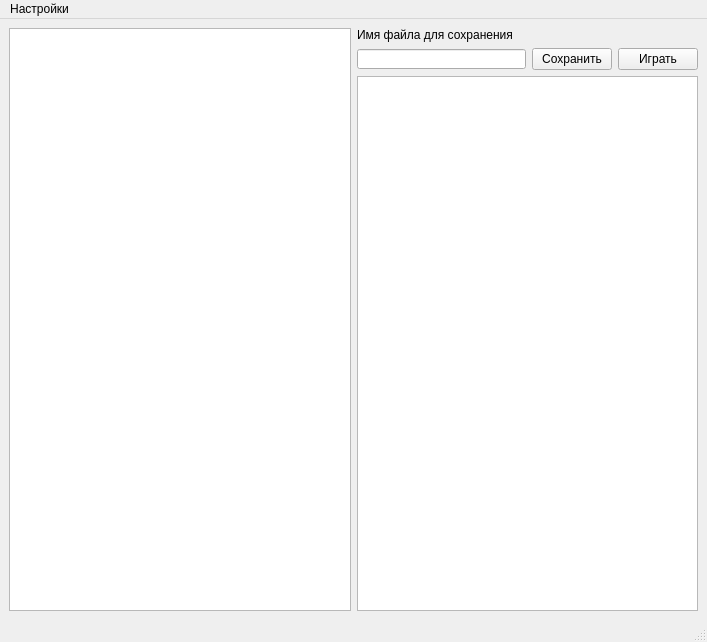
Before: the Qt Designer form UI/main.ui in MaxGyverTech/TextToMic, drawn with Qt 5.
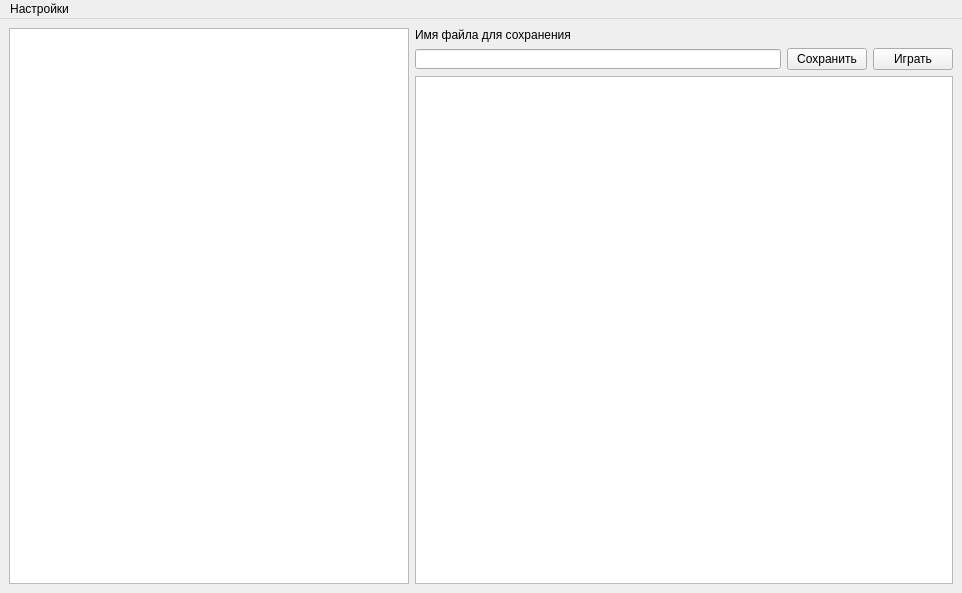
After: the same form once the commit is applied.

What changed in the file:
```diff
--- a/UI/main.ui
+++ b/UI/main.ui
@@ -6,8 +6,8 @@
    <rect>
     <x>0</x>
     <y>0</y>
-    <width>707</width>
-    <height>642</height>
+    <width>962</width>
+    <height>593</height>
    </rect>
   </property>
   <property name="windowTitle">
@@ -26,6 +26,12 @@
         <verstretch>0</verstretch>
        </sizepolicy>
       </property>
+      <property name="maximumSize">
+       <size>
+        <width>400</width>
+        <height>16777215</height>
+       </size>
+      </property>
      </widget>
     </item>
     <item>
@@ -110,7 +116,7 @@
     <rect>
      <x>0</x>
      <y>0</y>
-     <width>707</width>
+     <width>962</width>
      <height>21</height>
     </rect>
    </property>
@@ -122,7 +128,6 @@
    </widget>
    <addaction name="menu"/>
   </widget>
-  <widget class="QStatusBar" name="statusbar"/>
   <action name="set_voice">
    <property name="text">
     <string>Голос</string>
```
